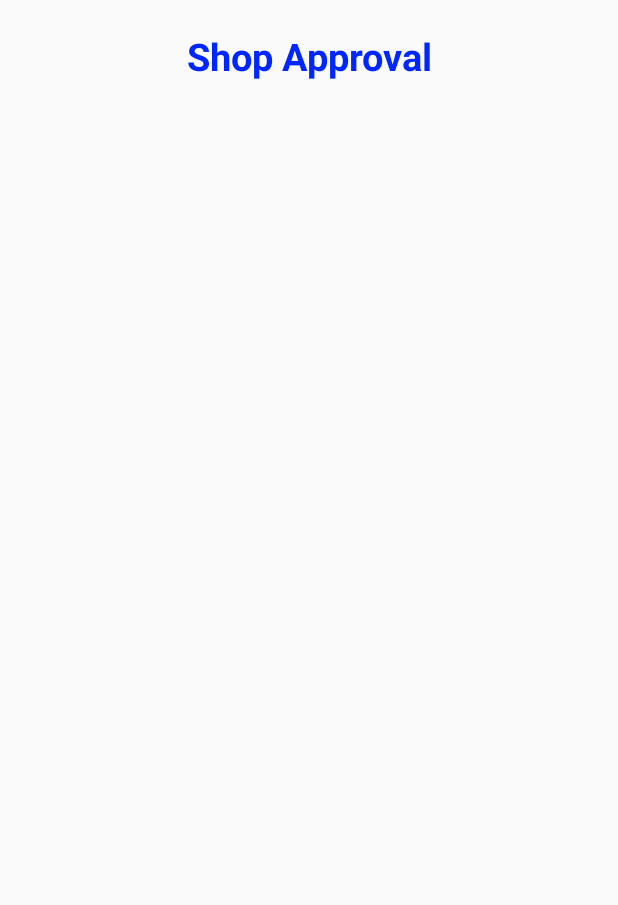
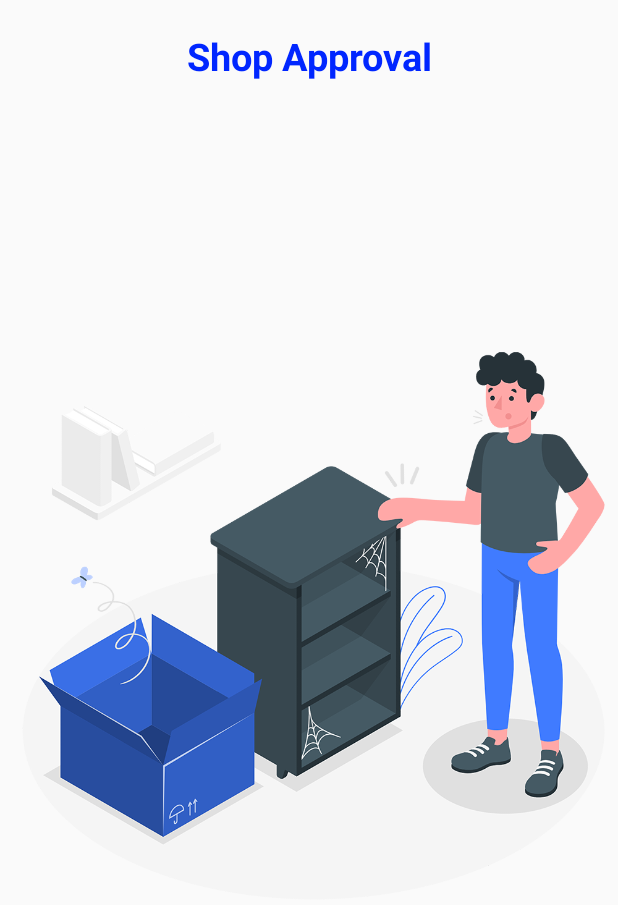
Before and after one commit to Amimul1234/OwoSuperAdmin, an Android app: the ShopApprovalActivity screen opened directly, with no data from a screen before it, on a phone screen of 412 x 824 dp. Shown: the top 905 px of the screen. Run offline under Robolectric (Android 15) with nearby library versions, the phone set to English and light mode, and no system bars; our stand-ins replace Firebase (no records; nobody signed in at launch, a user with empty details on screens opened directly); libraries missing offline, so code that uses them is left out: com.agrawalsuneet.dotsloader; plain views replace AllianceLoader; pictures from the network do not load; 3 statements that could not run were skipped.

Commit message:
Going to work on shopkeeper panel

```diff
--- a/app/src/main/java/com/owosuperadmin/owoshop/ShopApprovalActivity.java
+++ b/app/src/main/java/com/owosuperadmin/owoshop/ShopApprovalActivity.java
@@ -5,6 +5,7 @@ import android.os.Bundle;
 import android.view.LayoutInflater;
 import android.view.View;
 import android.view.ViewGroup;
+import android.widget.ImageView;
 
 import androidx.annotation.NonNull;
 import androidx.appcompat.app.AppCompatActivity;
@@ -25,13 +26,17 @@ public class ShopApprovalActivity extends AppCompatActivity {
     private RecyclerView recyclerView;
     private RecyclerView.LayoutManager layoutManager;
     private AllianceLoader loader;
+    private ImageView empty_image;
 
     @Override
     protected void onCreate(Bundle savedInstanceState) {
         super.onCreate(savedInstanceState);
         setContentView(R.layout.activity_shop_approval);
+
         recyclerView=findViewById(R.id.shop_approval_recyclerviewid);
         loader = findViewById(R.id.loader);
+        empty_image = findViewById(R.id.empty);
+
         recyclerView.setHasFixedSize(true);
         layoutManager = new LinearLayoutManager(this);
         recyclerView.setLayoutManager(layoutManager);
@@ -86,16 +91,20 @@ public class ShopApprovalActivity extends AppCompatActivity {
 
             @Override
             public void onDataChanged() {
-                /*
                 if(getItemCount() == 0)
                 {
                     empty_image.setVisibility(View.VISIBLE);
-                    empty_text.setVisibility(View.VISIBLE);
+                    loader.setVisibility(View.GONE);
+                    recyclerView.setVisibility(View.VISIBLE);
                 }
-
-                 */
+                else
+                {
+                    empty_image.setVisibility(View.INVISIBLE);
+                    recyclerView.setVisibility(View.VISIBLE);
+                }
             }
         };
+
         recyclerView.setAdapter(adapter);
         adapter.startListening();
     }
--- a/app/src/main/res/layout/activity_pending_shop_details.xml
+++ b/app/src/main/res/layout/activity_pending_shop_details.xml
@@ -328,4 +328,5 @@
         app:alliance_thirdDotsColor="@color/blue"
         android:layout_centerInParent="true"/>
 
+
 </RelativeLayout>
--- a/app/src/main/res/layout/activity_shop_approval.xml
+++ b/app/src/main/res/layout/activity_shop_approval.xml
@@ -44,5 +44,12 @@
         app:alliance_thirdDotsColor="@color/green"
         android:layout_centerInParent="true"/>
 
+    <ImageView
+        android:id="@+id/empty"
+        android:layout_width="match_parent"
+        android:layout_height="match_parent"
+        android:src="@drawable/empty"
+        android:visibility="invisible"/>
+
 
 </RelativeLayout>
```
Also changed, not shown: app/src/main/java/com/owosuperadmin/owoshop/PendingShopDetails.java (+134 -2 lines), app/src/main/res/drawable-hdpi/empty.png (added).
